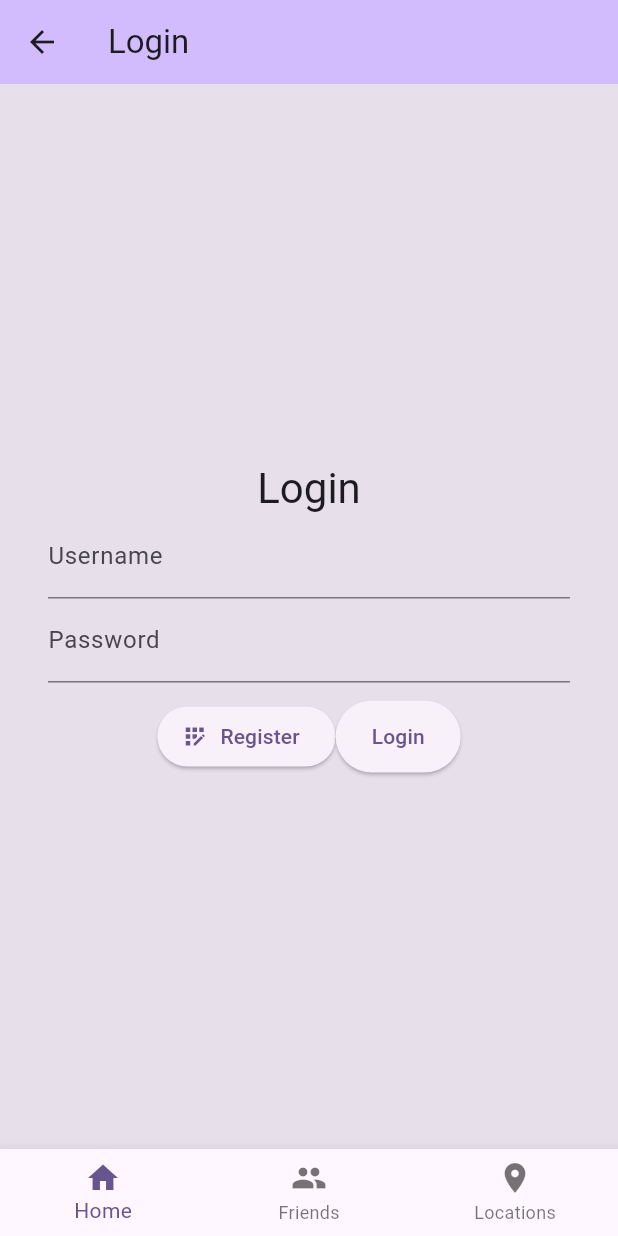
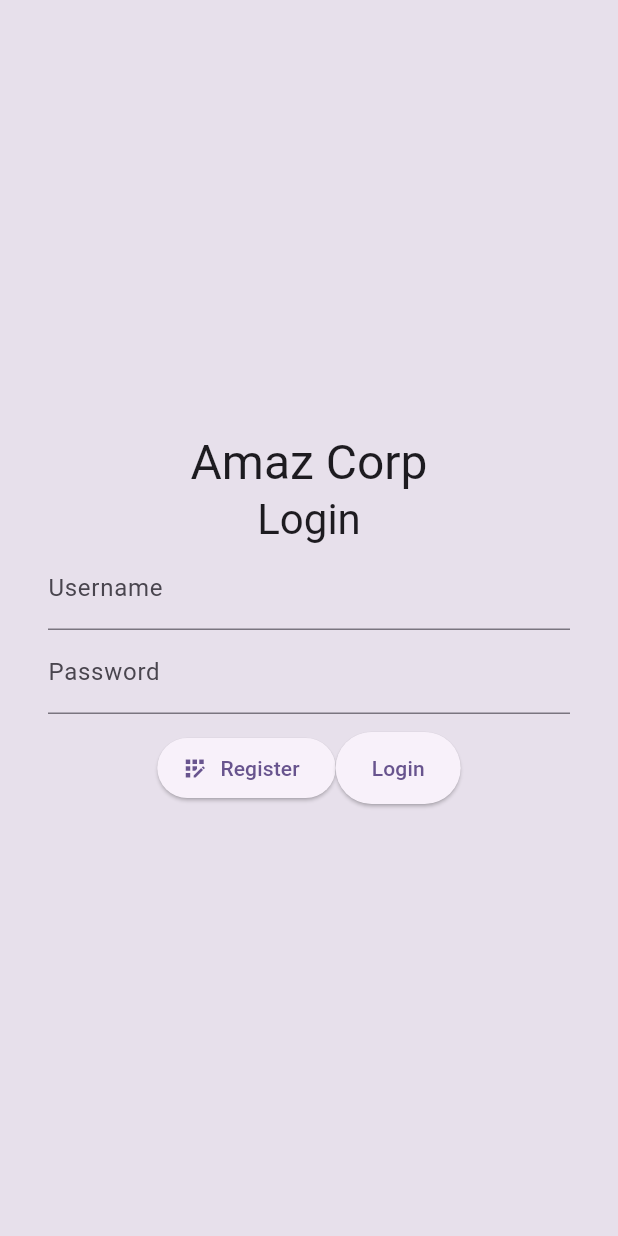
Before and after one commit to cholazzzb/amaz_corp_mobile, a Flutter app: the screen it shows after launch, on a phone screen of 412 x 824 dp. Run offline on Flutter 3.47's test engine with Material 2 defaults, Android fonts, the phone set to English and light mode, and no system bars; our stand-ins replace dio, either_dart, flutter_dotenv, flutter_riverpod, flutter_secure_storage, freezed_annotation and 4 more; generated files the repository leaves out were written again.

Commit message:
fix(app): fix layout and mutation controller

```diff
--- a/lib/feature/building/building_screen.dart
+++ b/lib/feature/building/building_screen.dart
@@ -1,7 +1,7 @@
 import 'package:amaz_corp_mobile/core/location/domain/entity/building_entity.dart';
 import 'package:amaz_corp_mobile/feature/building/widget/list_member.dart';
 import 'package:amaz_corp_mobile/feature/building/widget/list_room.dart';
-import 'package:amaz_corp_mobile/shared/layout.dart';
+import 'package:amaz_corp_mobile/shared/layout/with_navigation.dart';
 import 'package:flutter/material.dart';
 
 enum Tab {
@@ -23,7 +23,7 @@ class _BuildingScreenState extends State<BuildingScreen> {
 
   @override
   Widget build(BuildContext context) {
-    return Layout(
+    return WithNavigationLayout(
       title: "List Room",
       selectedIdx: 0,
       child: Column(
--- a/lib/feature/location/home_screen.dart
+++ b/lib/feature/location/home_screen.dart
@@ -1,5 +1,5 @@
 import 'package:amaz_corp_mobile/feature/location/widget/list_location.dart';
-import 'package:amaz_corp_mobile/shared/layout.dart';
+import 'package:amaz_corp_mobile/shared/layout/with_navigation.dart';
 import 'package:flutter/material.dart';
 import 'package:flutter/widgets.dart';
 
@@ -8,7 +8,7 @@ class HomeScreen extends StatelessWidget {
 
   @override
   Widget build(BuildContext context) {
-    return const Layout(
+    return const WithNavigationLayout(
       title: 'Home',
       selectedIdx: 0,
       child: ListLocation(),
--- a/lib/feature/location/widget/list_location.dart
+++ b/lib/feature/location/widget/list_location.dart
@@ -1,6 +1,6 @@
 import 'package:amaz_corp_mobile/feature/location/widget/my_location.dart';
 import 'package:amaz_corp_mobile/feature/location/widget/public_location.dart';
-import 'package:amaz_corp_mobile/shared/layout.dart';
+import 'package:amaz_corp_mobile/shared/layout/with_navigation.dart';
 import 'package:flutter/material.dart';
 
 class ListLocation extends StatefulWidget {
@@ -20,9 +20,9 @@ class _ListLocationState extends State<ListLocation> {
 
   @override
   Widget build(BuildContext context) {
-    return Layout(
+    return WithNavigationLayout(
       title: 'List Location',
-      selectedIdx: 2,
+      selectedIdx: 0,
       child: Column(
         children: [
           Row(
--- a/lib/feature/location/widget/my_location.dart
+++ b/lib/feature/location/widget/my_location.dart
@@ -29,7 +29,7 @@ class MyLocation extends ConsumerWidget {
 
               Future<void> onPressedLeave() async {
                 final controller =
-                    ref.read(locationControllerProvider.notifier);
+                    ref.read(leaveBuildingControllerProvider.notifier);
                 await controller.leaveBuilding(
                   memberId: building.memberID,
                   buildingId: building.id,
--- a/lib/feature/location/widget/public_location.dart
+++ b/lib/feature/location/widget/public_location.dart
@@ -26,14 +26,11 @@ class _PublicLocationState extends ConsumerState<PublicLocation> {
   }
 
   Future<void> _onPressJoin(String name, Building building) async {
-    final controller = ref.read(locationControllerProvider.notifier);
+    final controller = ref.read(joinBuildingControllerProvider.notifier);
     await controller.joinBuilding(
       name: name,
       buildingID: building.id,
       onSuccess: () {
-        setState(() {
-          currentBuildingId = building.id;
-        });
         context.goNamed(AppRoute.roomID.name, extra: building);
       },
     );
--- a/lib/feature/user/screen/login_screen.dart
+++ b/lib/feature/user/screen/login_screen.dart
@@ -3,7 +3,7 @@ import 'package:amaz_corp_mobile/feature/user/controller/login_controller.dart';
 import 'package:amaz_corp_mobile/shared/async_value_ui.dart';
 import 'package:amaz_corp_mobile/shared/component/bottom_sheet/error_bottom_sheet.dart';
 import 'package:amaz_corp_mobile/shared/component/primary_button.dart';
-import 'package:amaz_corp_mobile/shared/layout.dart';
+import 'package:amaz_corp_mobile/shared/layout/plain.dart';
 import 'package:flutter/material.dart';
 import 'package:flutter_riverpod/flutter_riverpod.dart';
 import 'package:go_router/go_router.dart';
@@ -57,15 +57,17 @@ class _LoginScreenState extends ConsumerState<LoginScreen> {
       context.push('/locations');
     }
 
-    return Layout(
-      title: 'Login',
-      selectedIdx: 0,
+    return PlainLayout(
       child: Center(
         child: Padding(
           padding: const EdgeInsets.all(32.0),
           child: Column(
             mainAxisAlignment: MainAxisAlignment.center,
             children: [
+              Text(
+                'Amaz Corp',
+                style: Theme.of(context).textTheme.headlineLarge,
+              ),
               Text('Login', style: Theme.of(context).textTheme.headlineMedium),
               Column(
                 children: [
--- a/lib/feature/user/screen/welcome_screen.dart
+++ b/lib/feature/user/screen/welcome_screen.dart
@@ -1,4 +1,4 @@
-import 'package:amaz_corp_mobile/shared/layout.dart';
+import 'package:amaz_corp_mobile/shared/layout/plain.dart';
 import 'package:flutter/material.dart';
 import 'package:go_router/go_router.dart';
 
@@ -7,9 +7,7 @@ class WelcomeScreen extends StatelessWidget {
 
   @override
   Widget build(BuildContext context) {
-    return Layout(
-      title: 'Welcome',
-      selectedIdx: 0,
+    return PlainLayout(
       child: Center(
         child: Padding(
           padding: const EdgeInsets.all(32.0),
--- /dev/null
+++ b/lib/shared/layout/plain.dart
@@ -0,0 +1,34 @@
+import 'package:flutter/material.dart';
+
+class PlainLayout extends StatelessWidget {
+  const PlainLayout({super.key, required this.child});
+
+  final Widget child;
+
+  @override
+  Widget build(BuildContext context) {
+    ColorScheme colorScheme = Theme.of(context).colorScheme;
+
+    Widget childWithTheme = ColoredBox(
+      color: colorScheme.surfaceVariant,
+      child: AnimatedSwitcher(
+        duration: const Duration(milliseconds: 200),
+        child: child,
+      ),
+    );
+
+    return Scaffold(
+      body: LayoutBuilder(
+        builder: (BuildContext context, BoxConstraints constraints) {
+          return Column(
+            children: [
+              Expanded(
+                child: childWithTheme,
+              )
+            ],
+          );
+        },
+      ),
+    );
+  }
+}
--- a/lib/shared/layout.dart
+++ b/lib/shared/layout/with_navigation.dart
@@ -3,8 +3,8 @@ import 'package:flutter/material.dart';
 import 'package:flutter_riverpod/flutter_riverpod.dart';
 import 'package:go_router/go_router.dart';
 
-class Layout extends ConsumerWidget {
-  const Layout({
+class WithNavigationLayout extends ConsumerWidget {
+  const WithNavigationLayout({
     super.key,
     required this.child,
     required this.title,
@@ -21,7 +21,7 @@ class Layout extends ConsumerWidget {
     forceUpdateAsync.when(
       data: (needForceUpdate) {
         if (needForceUpdate) {
-          context.go("/force-update");
+          // context.go("/force-update");
         }
       },
       error: (e, st) {},
@@ -41,24 +41,13 @@ class Layout extends ConsumerWidget {
     void onItemTapped(int index, BuildContext context) {
       switch (index) {
         case 0:
-          context.go('/');
+          context.go('/locations');
         case 1:
-          context.go('/login');
-        case 2:
-          context.go('/locations');
+          context.go('/profile');
       }
     }
 
     return Scaffold(
-      appBar: AppBar(
-        // TRY THIS: Try changing the color here to a specific color (to
-        // Colors.amber, perhaps?) and trigger a hot reload to see the AppBar
-        // change color while the other colors stay the same.
-        backgroundColor: Theme.of(context).colorScheme.inversePrimary,
-        // Here we take the value from the MyHomePage object that was created by
-        // the App.build method, and use it to set our appbar title.
-        title: Text(title),
-      ),
       body: LayoutBuilder(
         builder: (context, constraints) {
           return Column(
@@ -70,16 +59,12 @@ class Layout extends ConsumerWidget {
                 child: BottomNavigationBar(
                   items: const [
                     BottomNavigationBarItem(
-                      icon: Icon(Icons.home),
-                      label: 'Home',
+                      icon: Icon(Icons.place),
+                      label: 'Locations',
                     ),
                     BottomNavigationBarItem(
-                      icon: Icon(Icons.people),
-                      label: 'Friends',
-                    ),
-                    BottomNavigationBarItem(
-                      icon: Icon(Icons.place),
-                      label: 'Locations',
+                      icon: Icon(Icons.person),
+                      label: 'Profile',
                     ),
                   ],
                   currentIndex: selectedIdx,
```
Also changed, not shown: lib/feature/location/controller/location_controller.dart (+14 -16 lines), lib/feature/profile/profile_screen.dart (added, +34 -0 lines), lib/feature/user/screen/register_screen.dart (+6 -4 lines), lib/routing/app_router.dart (+15 -7 lines), lib/feature/remoteconfig/force_update_screen.dart (renamed from lib/feature/remoteconfig/screen/force_update_screen.dart).
